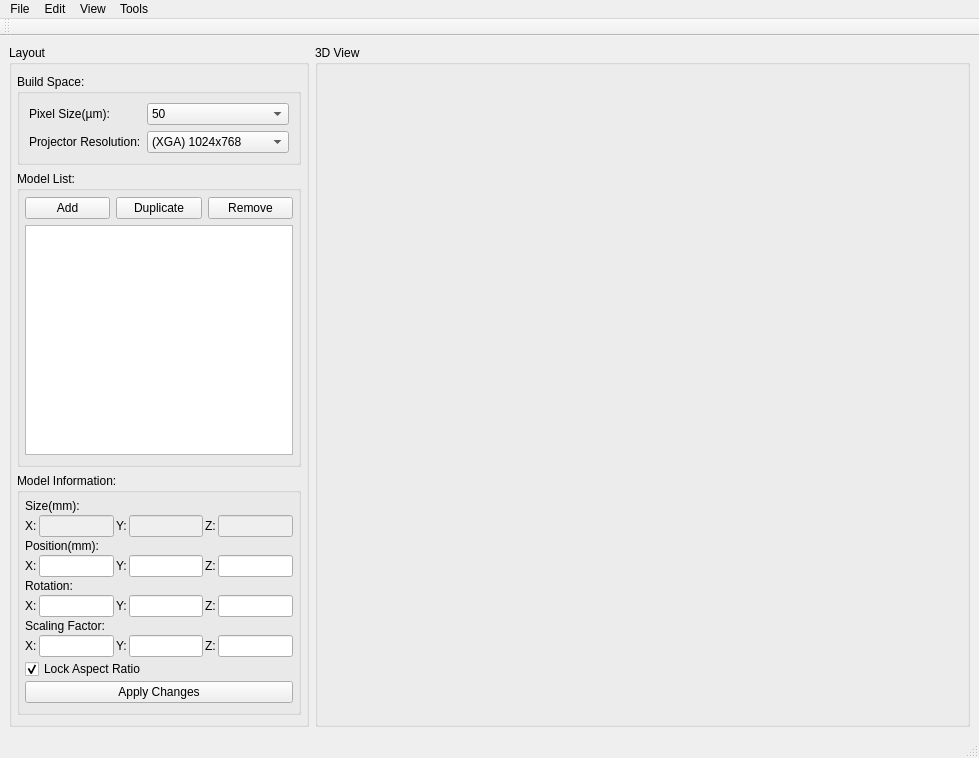
Before: the Qt Designer form B9Creator/b9layout/b93dmain.ui in B9Creations/B9Creator, drawn with Qt 5.
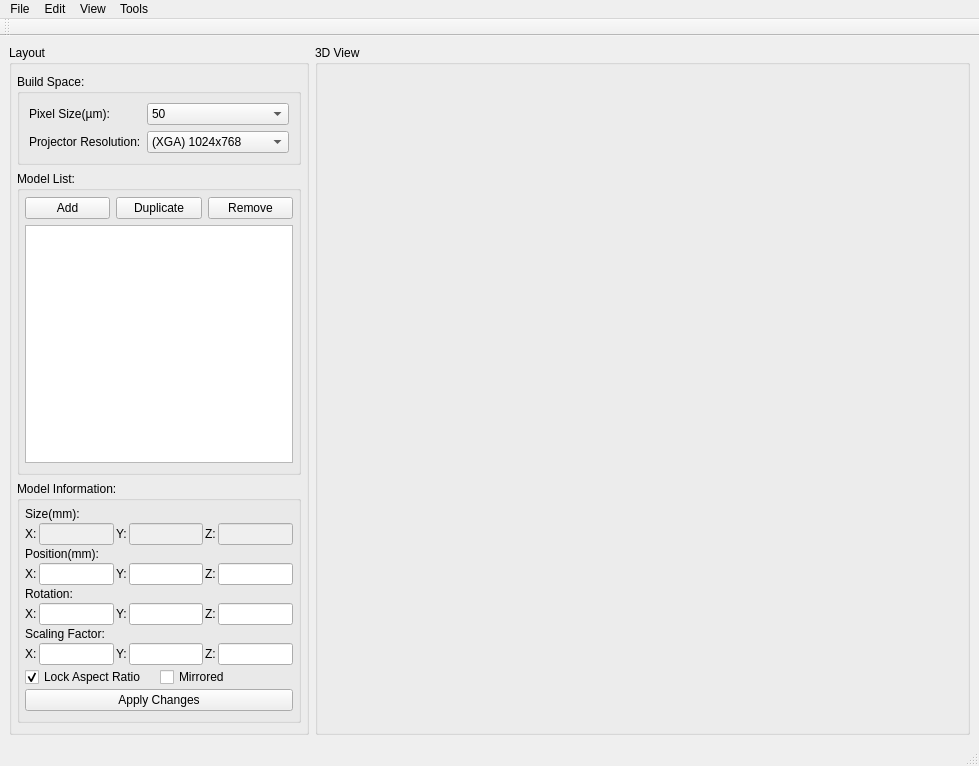
After: the same form once the commit is applied. Icons and pictures are not drawn.

```diff
--- a/B9Creator/b9layout/b93dmain.ui
+++ b/B9Creator/b9layout/b93dmain.ui
@@ -7,7 +7,7 @@
     <x>0</x>
     <y>0</y>
     <width>979</width>
-    <height>758</height>
+    <height>766</height>
    </rect>
   </property>
   <property name="contextMenuPolicy">
@@ -545,6 +545,8 @@
            </layout>
           </item>
           <item>
+           <layout class="QHBoxLayout" name="horizontalLayout_2">
+            <item>
            <widget class="QCheckBox" name="scalelock">
             <property name="toolTip">
              <string>Select to lock the model's x, y &amp; z axis scaling factors</string>
@@ -561,6 +563,15 @@
            </widget>
           </item>
           <item>
+             <widget class="QCheckBox" name="flipx">
+              <property name="text">
+               <string>Mirrored</string>
+              </property>
+             </widget>
+            </item>
+           </layout>
+          </item>
+          <item>
            <widget class="QPushButton" name="ApplyButton">
             <property name="toolTip">
              <string>Apply entered changes to selected model's parameters</string>
```
Left out of the diff: 84 changed lines with no effect on the pictures. Lines whose indentation alone changed are shown as unchanged.
